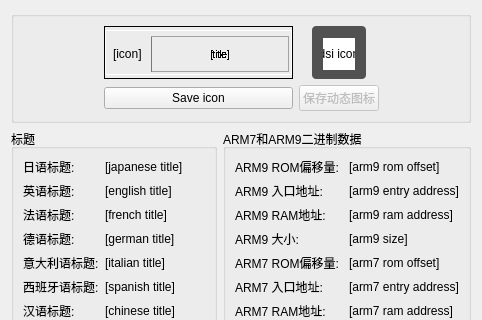
First picture: the form in src/frontend/qt_sdl/ROMInfoDialog.ui, repository Wokann/melonDS_CHN, before the edit; both pictures show x 0 to 482 and y 0 to 320 of the 482 by 532 pixel window.
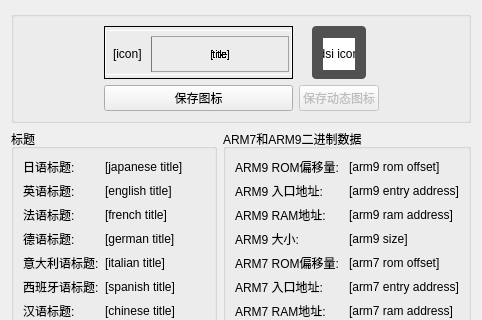
Second picture: the form after the edit.

Diff of the .ui file:
```diff
--- a/src/frontend/qt_sdl/ROMInfoDialog.ui
+++ b/src/frontend/qt_sdl/ROMInfoDialog.ui
@@ -867,7 +867,7 @@
       <item row="1" column="2">
        <widget class="QPushButton" name="saveIconButton">
         <property name="text">
-         <string>Save icon</string>
+         <string>保存图标</string>
         </property>
        </widget>
       </item>
```
